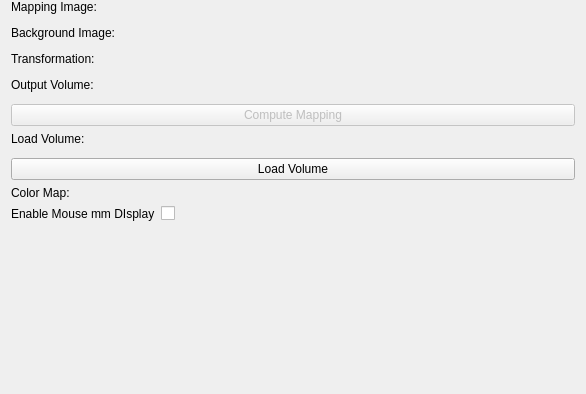
This is BrainShiftVisualizer/BrainShiftModule/Resources/UI/BrainShiftModule.ui in elisedl1/BrainshiftModule as Qt 5 draws it before an edit; both pictures show x 0 to 586 and y 0 to 394 of the 586 by 575 pixel window. The edited form follows.
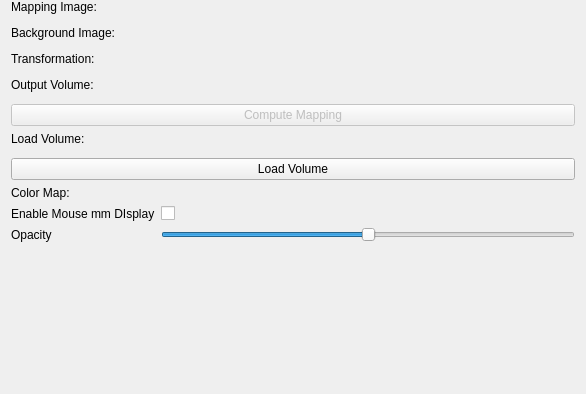
This is the edited form. Custom widgets are drawn as their Qt base class.

Commit message:
[FEAT] Add Opacity Slider
Adds an opacity slider to the ui and connects it with a callback to
allow the user to dynamically update the opacity of the ultrasound
layer.

What changed in the file:
```diff
--- a/BrainShiftVisualizer/BrainShiftModule/Resources/UI/BrainShiftModule.ui
+++ b/BrainShiftVisualizer/BrainShiftModule/Resources/UI/BrainShiftModule.ui
@@ -148,9 +148,6 @@
    <item row="12" column="1">
     <widget class="qMRMLColorTableComboBox" name="colorMapSelector"/>
    </item>
-   <item row="14" column="1">
-    <widget class="ctkCheckBox" name="enableHoverDisplayCheckbox"/>
-   </item>
    <item row="14" column="0">
     <widget class="QLabel" name="label_7">
      <property name="text">
@@ -158,6 +155,41 @@
      </property>
     </widget>
    </item>
+   <item row="14" column="1">
+    <widget class="ctkCheckBox" name="enableHoverDisplayCheckbox"/>
+   </item>
+   <item row="15" column="0">
+    <widget class="QLabel" name="opacitySliderLabel">
+     <property name="text">
+      <string>Opacity</string>
+     </property>
+    </widget>
+   </item>
+   <item row="15" column="1">
+    <widget class="QSlider" name="opacitySlider">
+     <property name="whatsThis">
+      <string>Opacity slider</string>
+     </property>
+     <property name="accessibleName">
+      <string>Opacity slider</string>
+     </property>
+     <property name="accessibleDescription">
+      <string>this slider adjusts the opacity of the mri volume</string>
+     </property>
+     <property name="maximum">
+      <number>100</number>
+     </property>
+     <property name="value">
+      <number>50</number>
+     </property>
+     <property name="orientation">
+      <enum>Qt::Horizontal</enum>
+     </property>
+     <property name="tickInterval">
+      <number>0</number>
+     </property>
+    </widget>
+   </item>
   </layout>
  </widget>
  <customwidgets>
```
The commit also changes 1 other file.
